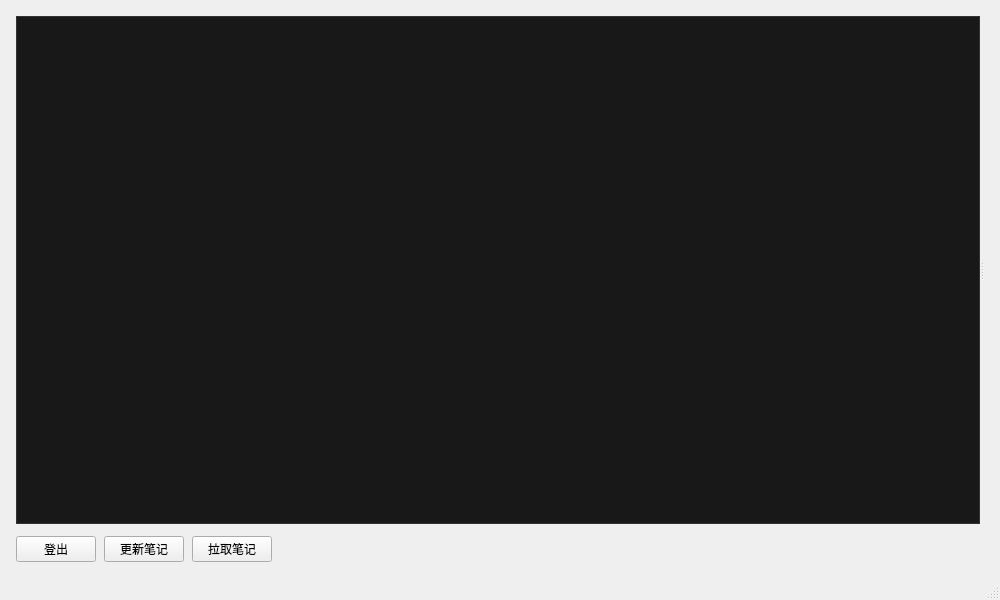
First picture: the form in Note_front/src/Editor/editor_window.ui, repository RIPTIDE-z/R-Note, before the edit.
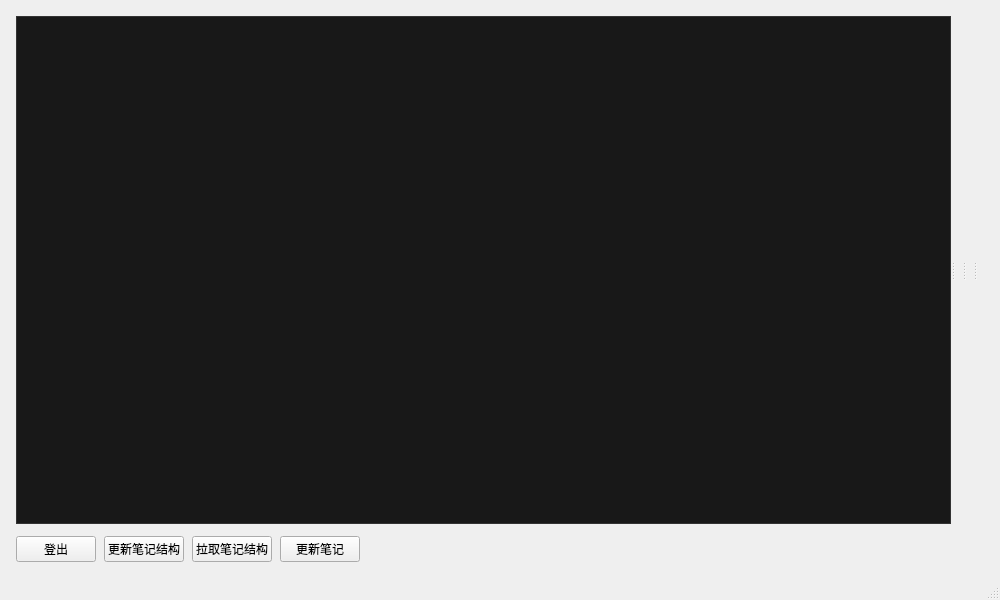
Second picture: the form after the edit.

The edit to the form file:
```diff
--- a/Note_front/src/Editor/editor_window.ui
+++ b/Note_front/src/Editor/editor_window.ui
@@ -85,6 +85,73 @@
 					<property name="spacing">
 					  <number>8</number>
 					</property>
+          <item>
+           <widget class="QSplitter" name="rightSplitter">
+            <property name="orientation">
+             <enum>Qt::Orientation::Horizontal</enum>
+            </property>
+            <widget class="QWidget" name="editorHost">
+             <layout class="QVBoxLayout" name="editorHostLayout">
+              <property name="spacing">
+               <number>0</number>
+              </property>
+              <property name="leftMargin">
+               <number>0</number>
+              </property>
+              <property name="topMargin">
+               <number>0</number>
+              </property>
+              <property name="rightMargin">
+               <number>0</number>
+              </property>
+              <property name="bottomMargin">
+               <number>0</number>
+              </property>
+             </layout>
+            </widget>
+            <widget class="QWidget" name="previewHost">
+             <property name="visible">
+              <bool>false</bool>
+             </property>
+             <layout class="QVBoxLayout" name="previewHostLayout">
+              <property name="spacing">
+               <number>0</number>
+              </property>
+              <property name="leftMargin">
+               <number>0</number>
+              </property>
+              <property name="topMargin">
+               <number>0</number>
+              </property>
+              <property name="rightMargin">
+               <number>0</number>
+              </property>
+              <property name="bottomMargin">
+               <number>0</number>
+              </property>
+             </layout>
+            </widget>
+            <widget class="QWidget" name="historyHost">
+             <layout class="QVBoxLayout" name="historyHostLayout">
+              <property name="spacing">
+               <number>8</number>
+              </property>
+              <property name="leftMargin">
+               <number>0</number>
+              </property>
+              <property name="topMargin">
+               <number>0</number>
+              </property>
+              <property name="rightMargin">
+               <number>0</number>
+              </property>
+              <property name="bottomMargin">
+               <number>0</number>
+              </property>
+             </layout>
+            </widget>
+           </widget>
+          </item>
 				  </layout>
 				</widget>
 			  </widget>
@@ -106,14 +173,21 @@
 			<item>
 			  <widget class="QPushButton" name="updateButton">
 				<property name="text">
-				  <string>更新笔记</string>
+         <string>更新笔记结构</string>
 				</property>
 			  </widget>
 			</item>
 			<item>
 			  <widget class="QPushButton" name="syncButton">
 				<property name="text">
-				  <string>拉取笔记</string>
+         <string>拉取笔记结构</string>
+        </property>
+       </widget>
+      </item>
+      <item>
+       <widget class="QPushButton" name="noteUpdateButton">
+        <property name="text">
+         <string>更新笔记</string>
 				</property>
 			  </widget>
 			</item>
```
Left out of the diff: 30 changed lines with no effect on the pictures. Lines whose indentation alone changed are shown as unchanged.
